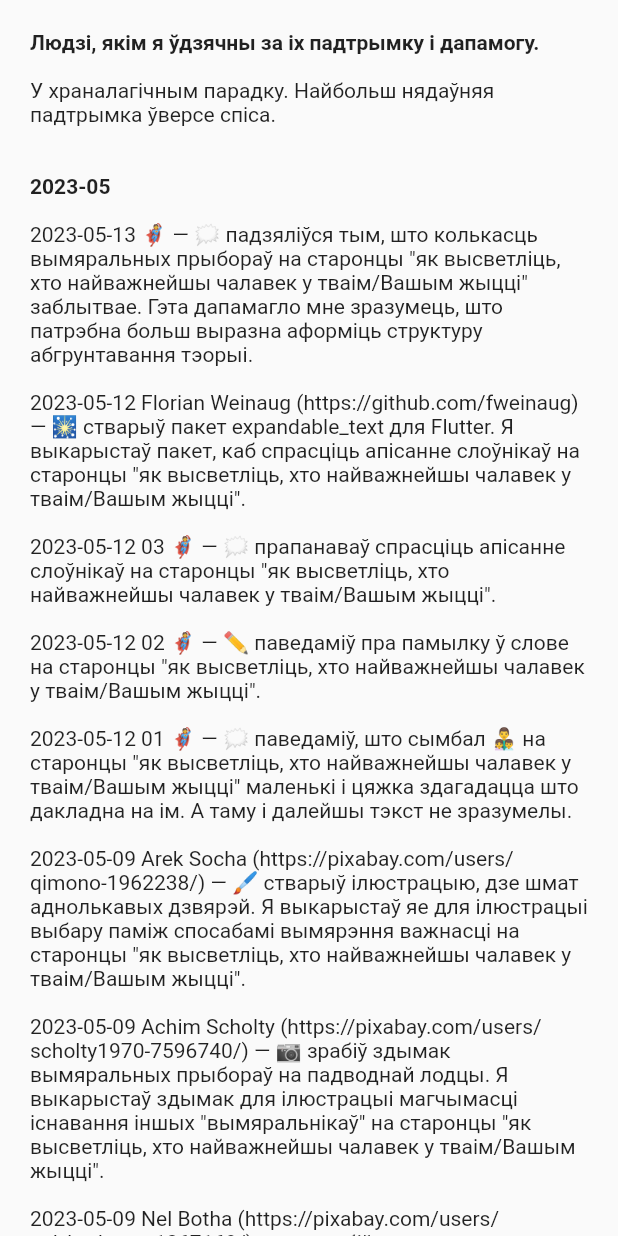
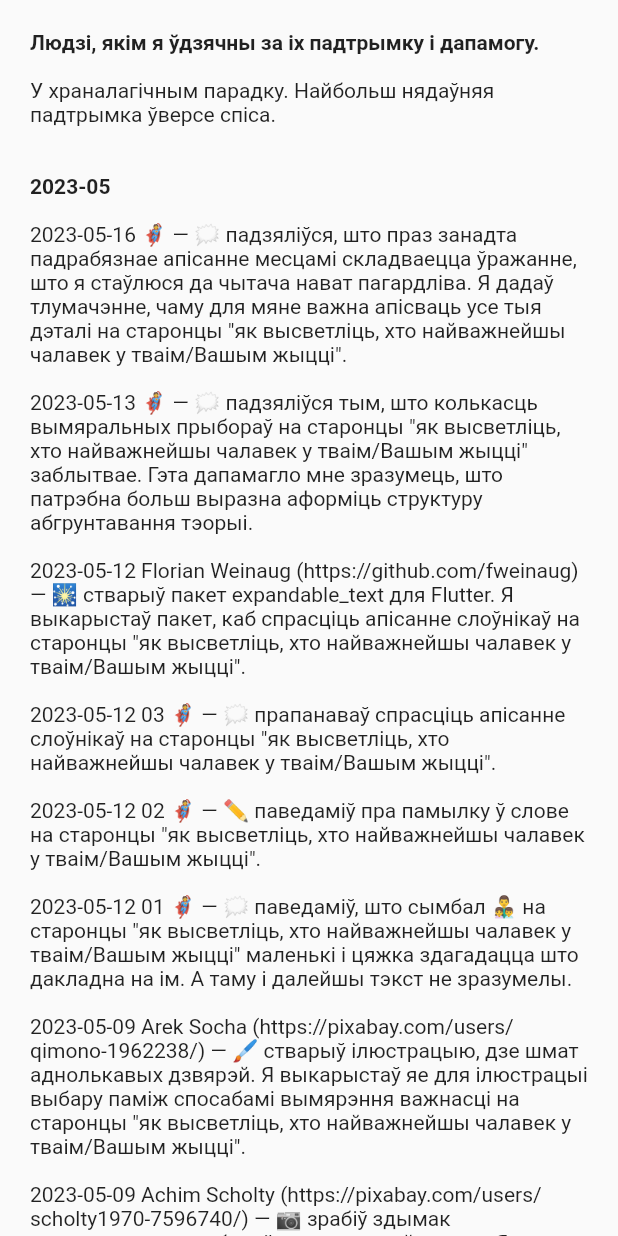
Before and after one commit to mshurkaeu-public/i-care.by, a Flutter app: the _MyGratitude widget shown alone on an empty page, opened directly, on a phone screen of 412 x 824 dp. Run offline on Flutter 3.47's test engine with Material 2 defaults, Android fonts, the phone set to English and light mode, and no system bars; our stand-ins replace expandable_text, google_fonts, package_info_plus, photo_view; missing offline and left inert: dart:html, multi_split_view; generated files the repository leaves out were written again.

Commit message:
Add an explanation why the proof of the "how to find out who is the most important person in your life" is so detailed, so thorough
because I received feedback that some details cause a feeling that
I'm arrogant towards a reader.

```diff
--- a/i-care.by-app/lib/about_page.dart
+++ b/i-care.by-app/lib/about_page.dart
@@ -680,6 +680,9 @@ class _MyGratitude extends StatelessWidget {
                 style: titleStyle,
               ),
               TextSpan(
+                text: l10n.aboutMyGratitude_2023_05_16_01,
+              ),
+              TextSpan(
                 text: l10n.aboutMyGratitude_2023_05_13_01,
               ),
               TextSpan(
--- a/i-care.by-app/lib/l10n/app_be.arb
+++ b/i-care.by-app/lib/l10n/app_be.arb
@@ -289,6 +289,10 @@
   "@aboutMyGratitude_2023_05_13_01": {
     "description": "Text for 2023-05-13 🦸 on the \"my gratitude\" tab on the \"About\" page."
   },
+  "aboutMyGratitude_2023_05_16_01": "\n2023-05-16 🦸 — 🗯️ падзяліўся, што праз занадта падрабязнае апісанне месцамі складваецца ўражанне, што я стаўлюся да чытача нават пагардліва. Я дадаў тлумачэнне, чаму для мяне важна апісваць усе тыя дэталі на старонцы \"як высветліць, хто найважнейшы чалавек у тваім/Вашым жыцці\".\n",
+  "@aboutMyGratitude_2023_05_16_01": {
+    "description": "Text for 2023-05-16 🦸 on the \"my gratitude\" tab on the \"About\" page."
+  },
   "aboutMyGratitude_2023_05_title": "\n\n2023-05\n",
   "@aboutMyGratitude_2023_05_title": {
     "description": "Title for 2023-05 list/text on the \"my gratitude\" tab on the \"About\" page."
@@ -661,7 +665,7 @@
   "@homePageFloatingActionButtonTooltip": {
     "description": "A tooltip for the floating action button on the home page."
   },
-  "howToFindOutWhoIsTmipiyl_chapter00_text": "\n{userName}, тут прыведзена маё абгрунтаванне тэорыі пра найважнейшага чалавека ў жыцці. Каб чытаць было цікавей і для большай навочнасці, яно пададзена як расказ з карцінкамі ☺️.\n\n\nМне дакладна вядома, што ёсць людзі, якія лёгка адказваюць на пытанне пра найважнейшага чалавека ў сваім жыцці. А ёсць людзі, якіх гэта пытанне застае знянацку:\n\n— \"Што гэта азначае наогул⁈ І як на гэта пытанне можна адказаць⁈ 😖\" — абураюцца яны.\n\n$in_doubt_image\n\n{preferredPronoun, select, Vy{Давайце} other{Давай}} паспрабуем разабрацца. Я спадзяюся, што {preferredPronoun, select, Vy{Вам} other{табе}} будзе цікава, нават калі {preferredPronoun, select, Vy{Вы можаце} other{ты можаш}} лёгка назваць найважнейшага чалавека (або найважнейшых людзей) у {preferredPronoun, select, Vy{Вашым} other{тваім}} жыцці.\n\nАбгрунтаванне падзелена на главы, каб {preferredPronoun, select, Vy{Вам} other{табе}} было прасцей зразумець лагічныя крокі абгрунтавання.\n",
+  "howToFindOutWhoIsTmipiyl_chapter00_text": "\n{userName}, тут прыведзена маё абгрунтаванне тэорыі пра найважнейшага чалавека ў жыцці. Тэма вельмі важная, можна сказаць, фундаментальная. Таму я максімальна дакладна і падрабязна апісваю ход сваёй думкі. Гэта дапаможа {preferredPronoun, select, Vy{Вам} other{табе}} пагадзіцца з маімі высновамі, або наадварот — не пагадзіцца і дакладна ўказаць месца, дзе я памыляюся. А каб чытаць было цікавей і для большай навочнасці, абгрунтаванне пададзена як расказ з карцінкамі ☺️.\n\n\nМне дакладна вядома, што ёсць людзі, якія лёгка адказваюць на пытанне пра найважнейшага чалавека ў сваім жыцці. А ёсць людзі, якіх гэта пытанне застае знянацку:\n\n— \"Што гэта азначае наогул⁈ І як на гэта пытанне можна адказаць⁈ 😖\" — абураюцца яны.\n\n$in_doubt_image\n\n{preferredPronoun, select, Vy{Давайце} other{Давай}} паспрабуем разабрацца. Я спадзяюся, што {preferredPronoun, select, Vy{Вам} other{табе}} будзе цікава, нават калі {preferredPronoun, select, Vy{Вы можаце} other{ты можаш}} лёгка назваць найважнейшага чалавека (або найважнейшых людзей) у {preferredPronoun, select, Vy{Вашым} other{тваім}} жыцці.\n\nАбгрунтаванне падзелена на главы, каб {preferredPronoun, select, Vy{Вам} other{табе}} было прасцей зразумець лагічныя крокі абгрунтавання.\n",
   "@howToFindOutWhoIsTmipiyl_chapter00_text": {
     "description": "Text of chapter 00 on the \"how to find out who is the most important person in your life\" page.",
     "placeholders": {
```
